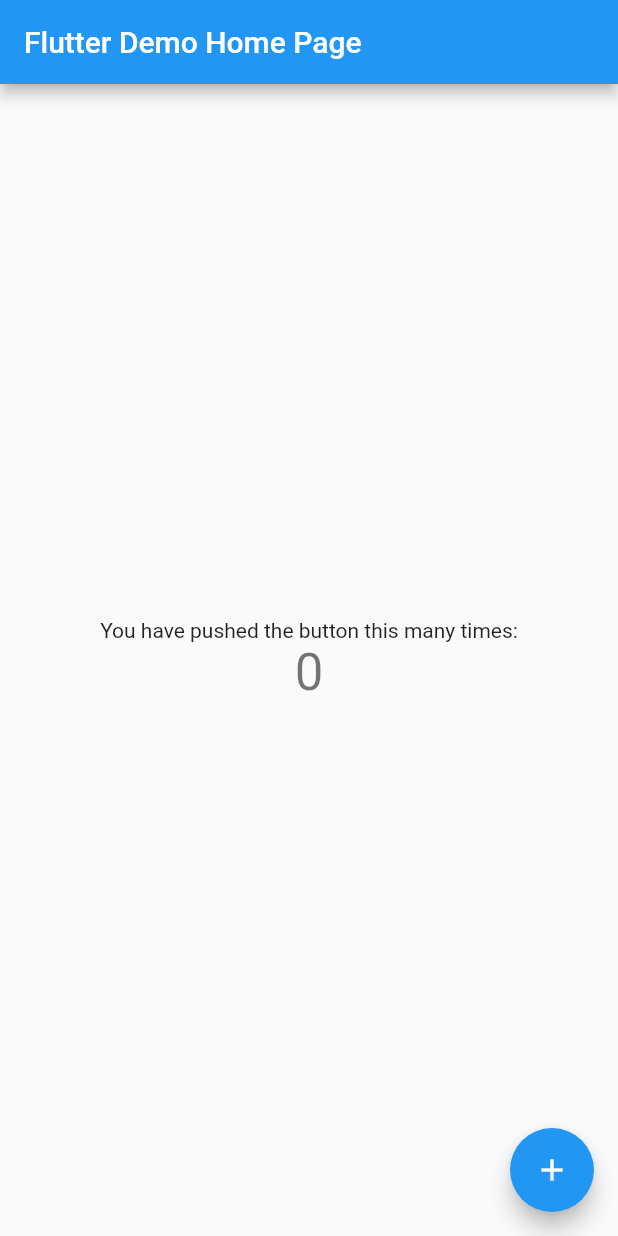
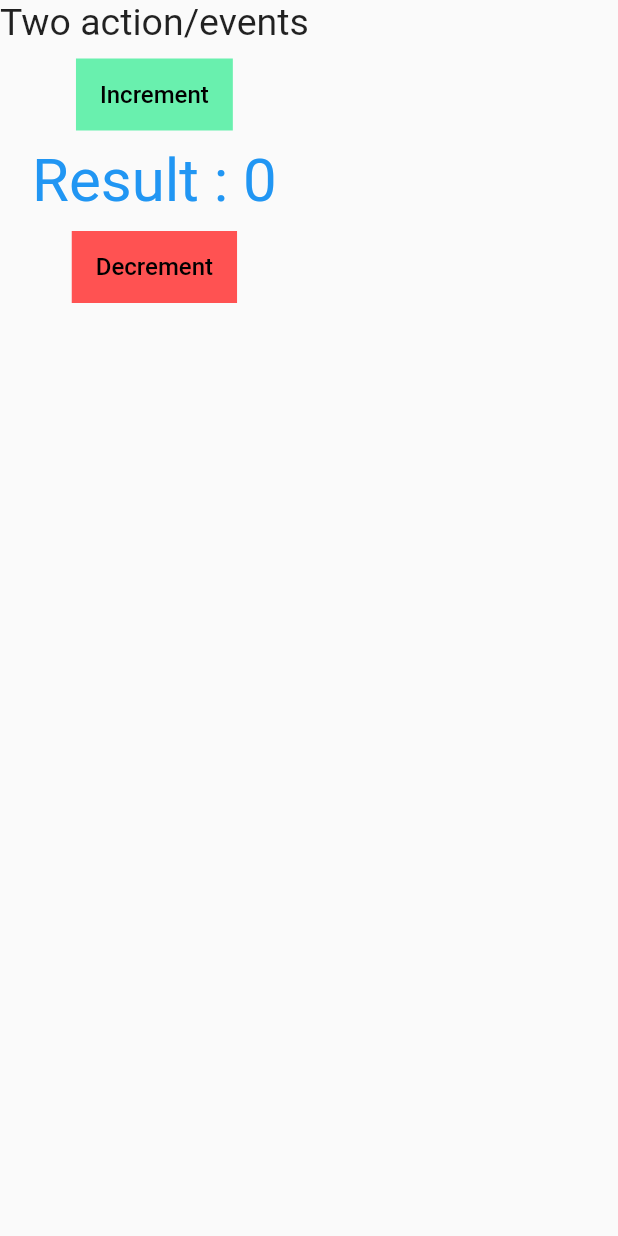
Before and after one commit to geriadam/flutter_testing_bloc, a Flutter app: the screen it shows after launch, on a phone screen of 412 x 824 dp. Run offline on Flutter 3.47's test engine with Material 2 defaults, Android fonts, the phone set to English and light mode, and no system bars; our stand-ins replace flutter_bloc.

Commit message:
simple counter bloc

```diff
--- /dev/null
+++ b/lib/blocs/counter_bloc.dart
@@ -0,0 +1,23 @@
+import 'package:flutter_bloc/flutter_bloc.dart';
+import '../events/counter_event.dart';
+class CounterBloc extends Bloc<CounterEvent, int> {
+  CounterBloc(int initialState) : super(initialState);
+
+  @override
+  int get initialState => 0;
+  @override
+  Stream<int> mapEventToState(CounterEvent event) async*{
+    // TODO: implement mapEventToState
+    switch(event) {
+      case CounterEvent.increment:
+        var newState = state + 1;
+        yield newState;
+        break;
+      case CounterEvent.decrement:
+        var newState = state - 1;
+        yield newState;
+        break;
+      default:
+    }
+  }
+}
--- /dev/null
+++ b/lib/counter_page.dart
@@ -0,0 +1,54 @@
+import 'package:flutter/material.dart';
+import 'package:flutter_bloc/flutter_bloc.dart';
+import 'package:flutter_testing_bloc/blocs/counter_bloc.dart';
+import 'package:flutter_testing_bloc/events/counter_event.dart';
+class CounterPage extends StatelessWidget {
+  @override
+  Widget build(BuildContext context) {
+    final CounterBloc counterBloc = context.bloc<CounterBloc>();
+    return Scaffold(
+      body: SafeArea(
+          child: BlocBuilder<CounterBloc, int>(
+            builder: (context, counter){
+              return Column(
+                mainAxisAlignment: MainAxisAlignment.start,
+                crossAxisAlignment: CrossAxisAlignment.center,
+                children: <Widget>[
+                  Text("Two action/events", style: TextStyle(fontSize: 25),),
+                  Container(
+                    child: FlatButton(
+                      child: Text("Increment",
+                        style: TextStyle(fontSize: 16, color: Colors.black),
+                      ),
+                      onPressed: () {
+                        counterBloc.add(CounterEvent.increment);
+                      },
+                    ),
+                    margin: EdgeInsets.all(10),
+                    decoration: BoxDecoration(
+                        color: Colors.greenAccent
+                    ),
+                  ),
+                  Text('Result : $counter', style: TextStyle(fontSize: 40, color: Colors.blue),),
+                  Container(
+                    child: FlatButton(
+                      child: Text("Decrement",
+                        style: TextStyle(fontSize: 16, color: Colors.black),
+                      ),
+                      onPressed: () {
+                        counterBloc.add(CounterEvent.decrement);
+                      },
+                    ),
+                    margin: EdgeInsets.all(10),
+                    decoration: BoxDecoration(
+                        color: Colors.redAccent
+                    ),
+                  )
+                ],
+              );
+            },
+          )
+      )
+    );
+  }
+}
--- /dev/null
+++ b/lib/events/counter_event.dart
@@ -0,0 +1,4 @@
+enum CounterEvent {
+  increment,
+  decrement
+}
--- a/lib/main.dart
+++ b/lib/main.dart
@@ -1,113 +1,24 @@
 import 'package:flutter/material.dart';
+import 'package:flutter_bloc/flutter_bloc.dart';
+import 'package:flutter_testing_bloc/blocs/counter_bloc.dart';
+import 'package:flutter_testing_bloc/counter_page.dart';
 
 void main() {
   runApp(MyApp());
 }
 
 class MyApp extends StatelessWidget {
-  // This widget is the root of your application.
   @override
   Widget build(BuildContext context) {
     return MaterialApp(
       title: 'Flutter Demo',
       theme: ThemeData(
-        // This is the theme of your application.
-        //
-        // Try running your application with "flutter run". You'll see the
-        // application has a blue toolbar. Then, without quitting the app, try
-        // changing the primarySwatch below to Colors.green and then invoke
-        // "hot reload" (press "r" in the console where you ran "flutter run",
-        // or simply save your changes to "hot reload" in a Flutter IDE).
-        // Notice that the counter didn't reset back to zero; the application
-        // is not restarted.
         primarySwatch: Colors.blue,
       ),
-      home: MyHomePage(title: 'Flutter Demo Home Page'),
+      home: BlocProvider<CounterBloc>(
+        create: (context) => CounterBloc(0),
+        child: CounterPage(),
+      )
     );
   }
 }
-
-class MyHomePage extends StatefulWidget {
-  MyHomePage({Key key, this.title}) : super(key: key);
-
-  // This widget is the home page of your application. It is stateful, meaning
-  // that it has a State object (defined below) that contains fields that affect
-  // how it looks.
-
-  // This class is the configuration for the state. It holds the values (in this
-  // case the title) provided by the parent (in this case the App widget) and
-  // used by the build method of the State. Fields in a Widget subclass are
-  // always marked "final".
-
-  final String title;
-
-  @override
-  _MyHomePageState createState() => _MyHomePageState();
-}
-
-class _MyHomePageState extends State<MyHomePage> {
-  int _counter = 0;
-
-  void _incrementCounter() {
-    setState(() {
-      // This call to setState tells the Flutter framework that something has
-      // changed in this State, which causes it to rerun the build method below
-      // so that the display can reflect the updated values. If we changed
-      // _counter without calling setState(), then the build method would not be
-      // called again, and so nothing would appear to happen.
-      _counter++;
-    });
-  }
-
-  @override
-  Widget build(BuildContext context) {
-    // This method is rerun every time setState is called, for instance as done
-    // by the _incrementCounter method above.
-    //
-    // The Flutter framework has been optimized to make rerunning build methods
-    // fast, so that you can just rebuild anything that needs updating rather
-    // than having to individually change instances of widgets.
-    return Scaffold(
-      appBar: AppBar(
-        // Here we take the value from the MyHomePage object that was created by
-        // the App.build method, and use it to set our appbar title.
-        title: Text(widget.title),
-      ),
-      body: Center(
-        // Center is a layout widget. It takes a single child and positions it
-        // in the middle of the parent.
-        child: Column(
-          // Column is also a layout widget. It takes a list of children and
-          // arranges them vertically. By default, it sizes itself to fit its
-          // children horizontally, and tries to be as tall as its parent.
-          //
-          // Invoke "debug painting" (press "p" in the console, choose the
-          // "Toggle Debug Paint" action from the Flutter Inspector in Android
-          // Studio, or the "Toggle Debug Paint" command in Visual Studio Code)
-          // to see the wireframe for each widget.
-          //
-          // Column has various properties to control how it sizes itself and
-          // how it positions its children. Here we use mainAxisAlignment to
-          // center the children vertically; the main axis here is the vertical
-          // axis because Columns are vertical (the cross axis would be
-          // horizontal).
-          mainAxisAlignment: MainAxisAlignment.center,
-          children: <Widget>[
-            Text(
-              'You have pushed the button this many times:',
-            ),
-            Text(
-              '$_counter',
-              style: Theme.of(context).textTheme.headline4,
-            ),
-          ],
-        ),
-      ),
-      floatingActionButton: FloatingActionButton(
-        onPressed: _incrementCounter,
-        tooltip: 'Increment',
-        child: Icon(Icons.add),
-      ), // This trailing comma makes auto-formatting nicer for build methods.
-    );
-  }
-}
--- a/pubspec.yaml
+++ b/pubspec.yaml
@@ -23,6 +23,7 @@ environment:
 dependencies:
   flutter:
     sdk: flutter
+  flutter_bloc: ^6.1.1
 
 
   # The following adds the Cupertino Icons font to your application.
```
Also changed, not shown: pubspec.lock.
